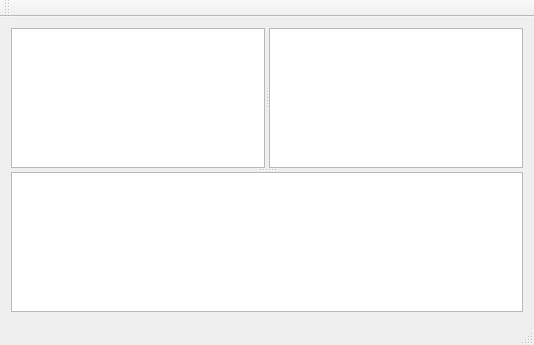
Qt form Modern_technologies/Qt/MailClient/mainwindow.ui (rutsky/semester07) before a commit.
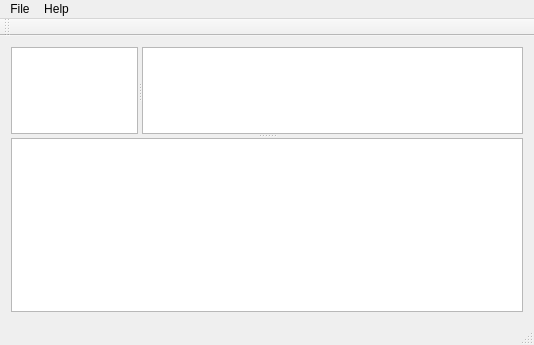
The same form after that commit.

Commit message: Qt: Mail Client: add modal about dialog

```diff
--- a/Modern_technologies/Qt/MailClient/mainwindow.ui
+++ b/Modern_technologies/Qt/MailClient/mainwindow.ui
@@ -36,6 +36,12 @@
        <bool>false</bool>
       </property>
       <widget class="QSplitter" name="splitter">
+       <property name="sizePolicy">
+        <sizepolicy hsizetype="Expanding" vsizetype="Preferred">
+         <horstretch>0</horstretch>
+         <verstretch>1</verstretch>
+        </sizepolicy>
+       </property>
        <property name="orientation">
         <enum>Qt::Horizontal</enum>
        </property>
@@ -45,10 +51,31 @@
        <property name="childrenCollapsible">
         <bool>false</bool>
        </property>
-       <widget class="QTreeView" name="treeView"/>
-       <widget class="QListView" name="listView"/>
+       <widget class="QTreeView" name="treeView">
+        <property name="sizePolicy">
+         <sizepolicy hsizetype="Expanding" vsizetype="Expanding">
+          <horstretch>1</horstretch>
+          <verstretch>0</verstretch>
+         </sizepolicy>
+        </property>
+       </widget>
+       <widget class="QListView" name="listView">
+        <property name="sizePolicy">
+         <sizepolicy hsizetype="Expanding" vsizetype="Expanding">
+          <horstretch>3</horstretch>
+          <verstretch>0</verstretch>
+         </sizepolicy>
+        </property>
+       </widget>
       </widget>
-      <widget class="QTextBrowser" name="textBrowser"/>
+      <widget class="QTextBrowser" name="textBrowser">
+       <property name="sizePolicy">
+        <sizepolicy hsizetype="Expanding" vsizetype="Expanding">
+         <horstretch>0</horstretch>
+         <verstretch>2</verstretch>
+        </sizepolicy>
+       </property>
+      </widget>
      </widget>
     </item>
    </layout>
@@ -62,6 +89,21 @@
      <height>18</height>
     </rect>
    </property>
+   <widget class="QMenu" name="menuFile">
+    <property name="title">
+     <string>File</string>
+    </property>
+    <addaction name="separator"/>
+    <addaction name="actionQuit"/>
+   </widget>
+   <widget class="QMenu" name="menuHelp">
+    <property name="title">
+     <string>Help</string>
+    </property>
+    <addaction name="actionAbout"/>
+   </widget>
+   <addaction name="menuFile"/>
+   <addaction name="menuHelp"/>
   </widget>
   <widget class="QToolBar" name="mainToolBar">
    <attribute name="toolBarArea">
```
Left out of the diff: 32 changed lines with no effect on the pictures. The commit also changes 6 other files.
